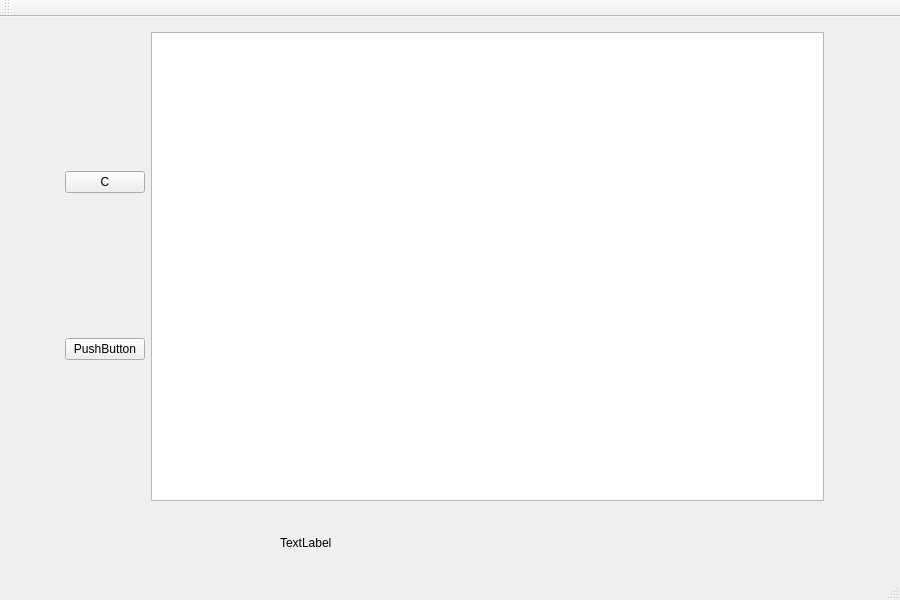
Old version of the form copTest/mainwindow.ui in the repository coploftbas/sdqi_pc.
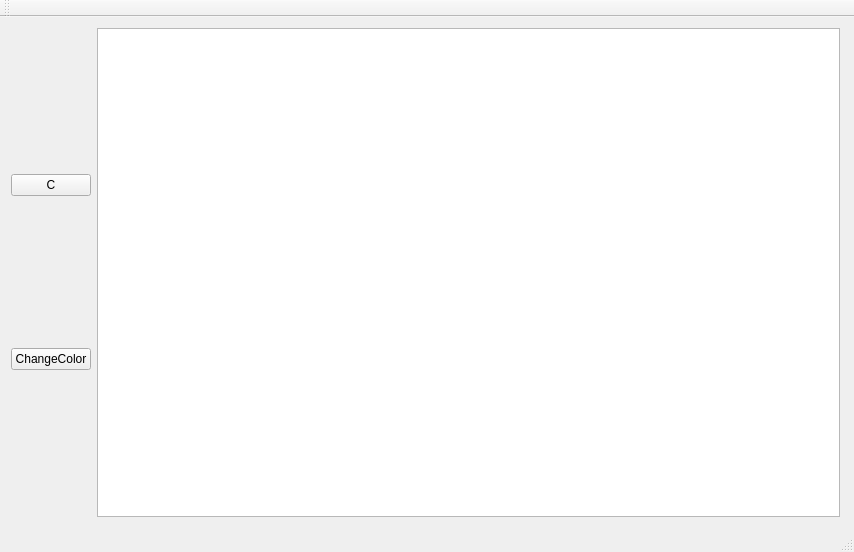
New version of the form.

```diff
--- a/copTest/mainwindow.ui
+++ b/copTest/mainwindow.ui
@@ -6,34 +6,21 @@
    <rect>
     <x>0</x>
     <y>0</y>
-    <width>900</width>
-    <height>600</height>
+    <width>854</width>
+    <height>552</height>
    </rect>
   </property>
   <property name="windowTitle">
    <string>MainWindow</string>
   </property>
   <widget class="QWidget" name="centralWidget">
-   <widget class="QLabel" name="label">
+   <widget class="QWidget" name="layoutWidget">
     <property name="geometry">
      <rect>
-      <x>280</x>
-      <y>510</y>
-      <width>381</width>
-      <height>31</height>
-     </rect>
-    </property>
-    <property name="text">
-     <string>TextLabel</string>
-    </property>
-   </widget>
-   <widget class="QWidget" name="">
-    <property name="geometry">
-     <rect>
-      <x>54</x>
-      <y>4</y>
-      <width>781</width>
-      <height>491</height>
+      <x>0</x>
+      <y>0</y>
+      <width>851</width>
+      <height>511</height>
      </rect>
     </property>
     <layout class="QHBoxLayout" name="horizontalLayout">
@@ -49,14 +36,27 @@
        <item>
         <widget class="QPushButton" name="pushButton_2">
          <property name="text">
-          <string>PushButton</string>
+          <string>ChangeColor</string>
          </property>
         </widget>
        </item>
       </layout>
      </item>
      <item>
-      <widget class="QGraphicsView" name="graphicsView"/>
+      <widget class="QGraphicsView" name="graphicsView">
+       <property name="maximumSize">
+        <size>
+         <width>16777215</width>
+         <height>16777215</height>
+        </size>
+       </property>
+       <property name="mouseTracking">
+        <bool>false</bool>
+       </property>
+       <property name="alignment">
+        <set>Qt::AlignLeading|Qt::AlignLeft|Qt::AlignTop</set>
+       </property>
+      </widget>
      </item>
     </layout>
    </widget>
```
Left out of the diff: 2 changed lines with no effect on the pictures.
